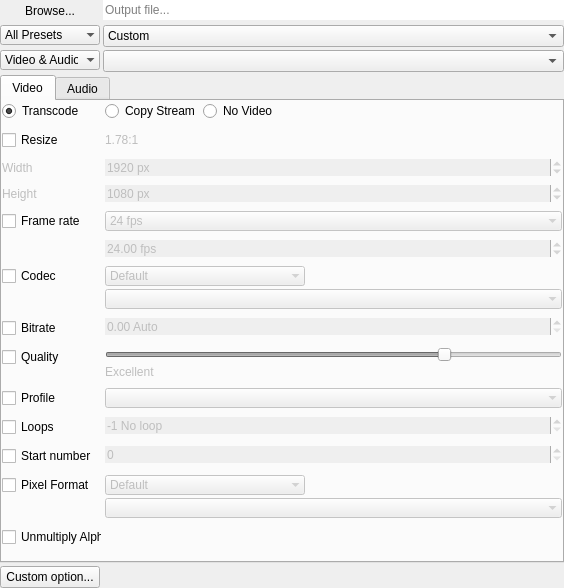
Above: DuFFMpeg/outputwidget.ui from RxLaboratory/DuME before the change. Below: the same form after it.
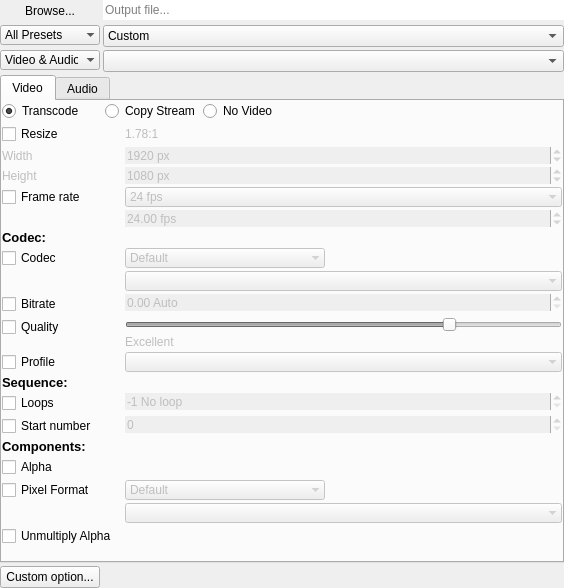
That is the form after the change.

Commit message: implemented better alpha UI

Diff of the .ui file:
```diff
--- a/DuFFMpeg/outputwidget.ui
+++ b/DuFFMpeg/outputwidget.ui
@@ -615,6 +615,20 @@
                </widget>
               </item>
               <item row="5" column="0">
+               <widget class="QLabel" name="videoCodecLabel">
+                <property name="font">
+                 <font>
+                  <pointsize>10</pointsize>
+                  <weight>75</weight>
+                  <bold>true</bold>
+                 </font>
+                </property>
+                <property name="text">
+                 <string>Codec:</string>
+                </property>
+               </widget>
+              </item>
+              <item row="6" column="0">
                <widget class="QCheckBox" name="videoCodecButton">
                 <property name="minimumSize">
                  <size>
@@ -633,7 +647,7 @@
                 </property>
                </widget>
               </item>
-              <item row="5" column="1">
+              <item row="6" column="1">
                <widget class="QWidget" name="videoCodecWidget" native="true">
                 <property name="enabled">
                  <bool>false</bool>
@@ -715,7 +729,7 @@
                 </layout>
                </widget>
               </item>
-              <item row="6" column="0">
+              <item row="7" column="0">
                <widget class="QCheckBox" name="videoBitrateButton">
                 <property name="minimumSize">
                  <size>
@@ -734,7 +748,7 @@
                 </property>
                </widget>
               </item>
-              <item row="6" column="1">
+              <item row="7" column="1">
                <widget class="QDoubleSpinBox" name="videoBitRateEdit">
                 <property name="enabled">
                  <bool>false</bool>
@@ -759,7 +773,7 @@
                 </property>
                </widget>
               </item>
-              <item row="7" column="0">
+              <item row="8" column="0">
                <widget class="QCheckBox" name="videoQualityButton">
                 <property name="minimumSize">
                  <size>
@@ -778,7 +792,7 @@
                 </property>
                </widget>
               </item>
-              <item row="7" column="1">
+              <item row="8" column="1">
                <widget class="QWidget" name="videoQualityWidget" native="true">
                 <property name="enabled">
                  <bool>false</bool>
@@ -837,7 +851,7 @@
                 </layout>
                </widget>
               </item>
-              <item row="8" column="0">
+              <item row="9" column="0">
                <widget class="QCheckBox" name="videoProfileButton">
                 <property name="minimumSize">
                  <size>
@@ -856,7 +870,7 @@
                 </property>
                </widget>
               </item>
-              <item row="8" column="1">
+              <item row="9" column="1">
                <widget class="QComboBox" name="videoProfileBox">
                 <property name="enabled">
                  <bool>false</bool>
@@ -872,7 +886,21 @@
                 </property>
                </widget>
               </item>
-              <item row="9" column="0">
+              <item row="10" column="0">
+               <widget class="QLabel" name="sequenceLabel">
+                <property name="font">
+                 <font>
+                  <pointsize>10</pointsize>
+                  <weight>75</weight>
+                  <bold>true</bold>
+                 </font>
+                </property>
+                <property name="text">
+                 <string>Sequence:</string>
+                </property>
+               </widget>
+              </item>
+              <item row="11" column="0">
                <widget class="QCheckBox" name="videoLoopsButton">
                 <property name="minimumSize">
                  <size>
@@ -891,7 +919,7 @@
                 </property>
                </widget>
               </item>
-              <item row="9" column="1">
+              <item row="11" column="1">
                <widget class="QSpinBox" name="videoLoopsEdit">
                 <property name="enabled">
                  <bool>false</bool>
@@ -913,7 +941,7 @@
                 </property>
                </widget>
               </item>
-              <item row="10" column="0">
+              <item row="12" column="0">
                <widget class="QCheckBox" name="startNumberButton">
                 <property name="minimumSize">
                  <size>
@@ -932,7 +960,7 @@
                 </property>
                </widget>
               </item>
-              <item row="10" column="1">
+              <item row="12" column="1">
                <widget class="QSpinBox" name="startNumberEdit">
                 <property name="enabled">
                  <bool>false</bool>
@@ -954,7 +982,40 @@
                 </property>
                </widget>
               </item>
-              <item row="11" column="0">
+              <item row="13" column="0">
+               <widget class="QLabel" name="componentsLabel">
+                <property name="font">
+                 <font>
+                  <pointsize>10</pointsize>
+                  <weight>75</weight>
+                  <bold>true</bold>
+                 </font>
+                </property>
+                <property name="text">
+                 <string>Components:</string>
+                </property>
+               </widget>
+              </item>
+              <item row="14" column="0">
+               <widget class="QCheckBox" name="alphaButton">
+                <property name="minimumSize">
+                 <size>
+                  <width>100</width>
+                  <height>0</height>
+                 </size>
+                </property>
+                <property name="maximumSize">
+                 <size>
+                  <width>100</width>
+                  <height>16777215</height>
+                 </size>
+                </property>
+                <property name="text">
+                 <string>Alpha</string>
+                </property>
+               </widget>
+              </item>
+              <item row="15" column="0">
                <widget class="QCheckBox" name="pixFmtButton">
                 <property name="minimumSize">
                  <size>
@@ -973,7 +1034,7 @@
                 </property>
                </widget>
               </item>
-              <item row="11" column="1">
+              <item row="15" column="1">
                <widget class="QWidget" name="pixFmtWidget" native="true">
                 <property name="enabled">
                  <bool>false</bool>
@@ -1040,11 +1101,11 @@
                 </layout>
                </widget>
               </item>
-              <item row="12" column="0">
+              <item row="16" column="0">
                <widget class="QCheckBox" name="unmultButton">
                 <property name="minimumSize">
                  <size>
-                  <width>100</width>
+                  <width>120</width>
                   <height>0</height>
                  </size>
                 </property>
@@ -1062,6 +1123,19 @@
              </layout>
             </widget>
            </item>
+           <item>
+            <spacer name="verticalSpacer">
+             <property name="orientation">
+              <enum>Qt::Vertical</enum>
+             </property>
+             <property name="sizeHint" stdset="0">
+              <size>
+               <width>20</width>
+               <height>40</height>
+              </size>
+             </property>
+            </spacer>
+           </item>
           </layout>
          </widget>
          <widget class="QWidget" name="tab_8">
```
Left out of the diff: 37 changed lines with no effect on the pictures. The commit also changes 3 other files.
